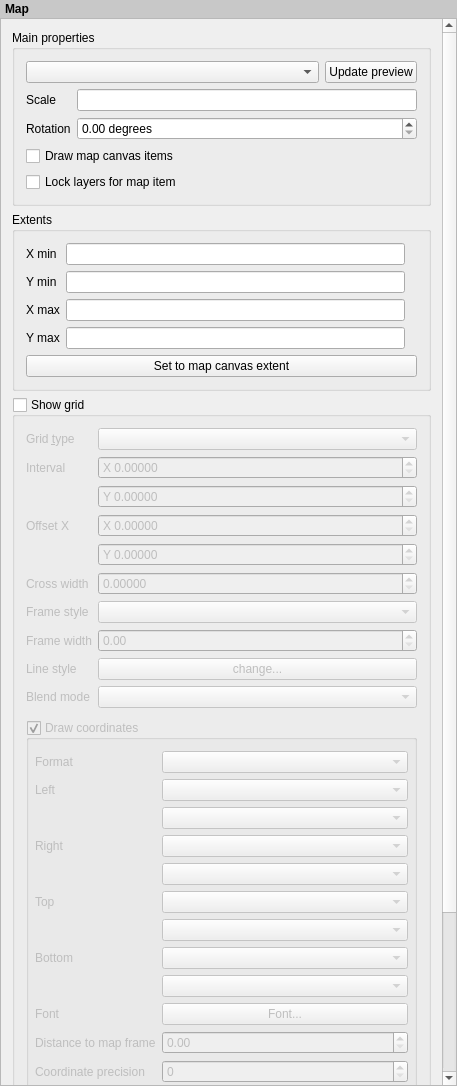
Above: src/ui/qgscomposermapwidgetbase.ui from qgis/QGIS before the change. Below: the same form after it.
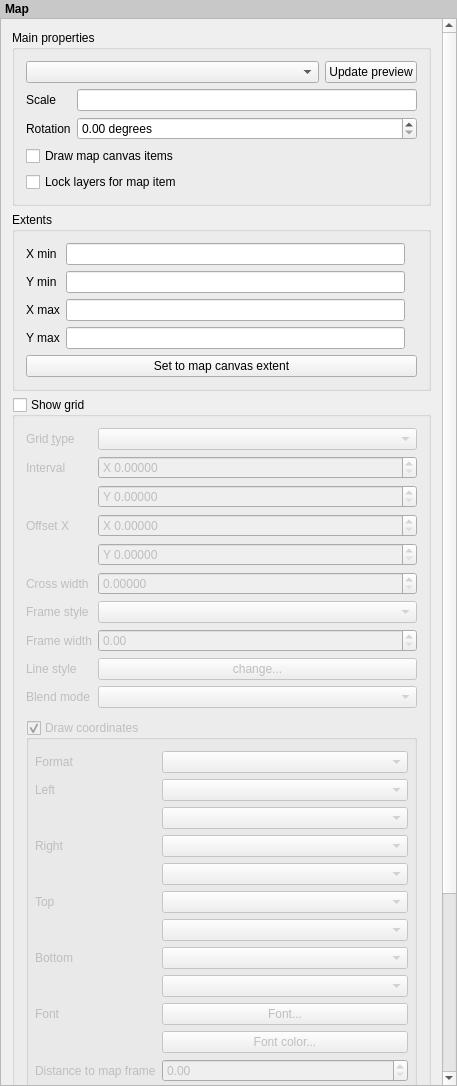
That is the form after the change. Custom widgets are drawn as their Qt base class.

Commit message: [feature] Add font color control for grid annotations (fix #7789)

Diff of the .ui file:
```diff
--- a/src/ui/qgscomposermapwidgetbase.ui
+++ b/src/ui/qgscomposermapwidgetbase.ui
@@ -56,7 +56,7 @@
         <x>0</x>
         <y>-202</y>
         <width>440</width>
-        <height>1347</height>
+        <height>1380</height>
        </rect>
       </property>
       <property name="sizePolicy">
@@ -593,7 +593,7 @@
                </property>
               </widget>
              </item>
-             <item row="10" column="0">
+             <item row="11" column="0">
               <widget class="QLabel" name="mDistanceToFrameLabel">
                <property name="text">
                 <string>Distance to map frame</string>
@@ -606,10 +606,10 @@
                </property>
               </widget>
              </item>
-             <item row="10" column="1">
+             <item row="11" column="1">
               <widget class="QDoubleSpinBox" name="mDistanceToMapFrameSpinBox"/>
              </item>
-             <item row="11" column="0">
+             <item row="12" column="0">
               <widget class="QLabel" name="mCoordinatePrecisionLabel">
                <property name="text">
                 <string>Coordinate precision</string>
@@ -622,9 +622,16 @@
                </property>
               </widget>
              </item>
-             <item row="11" column="1">
+             <item row="12" column="1">
               <widget class="QSpinBox" name="mCoordinatePrecisionSpinBox"/>
              </item>
+             <item row="10" column="1">
+              <widget class="QgsColorButton" name="mAnnotationFontColorButton">
+               <property name="text">
+                <string>Font color...</string>
+               </property>
+              </widget>
+             </item>
             </layout>
            </widget>
           </item>
@@ -712,6 +719,11 @@
    <extends>QComboBox</extends>
    <header>qgsblendmodecombobox.h</header>
   </customwidget>
+  <customwidget>
+   <class>QgsColorButton</class>
+   <extends>QPushButton</extends>
+   <header>qgscolorbutton.h</header>
+  </customwidget>  
  </customwidgets>
  <resources/>
  <connections/>
```
The commit also changes 4 other files.
